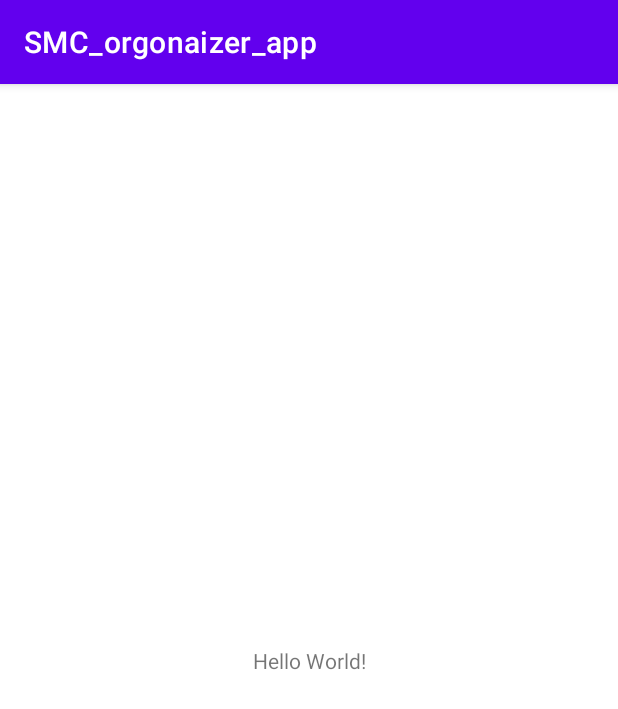
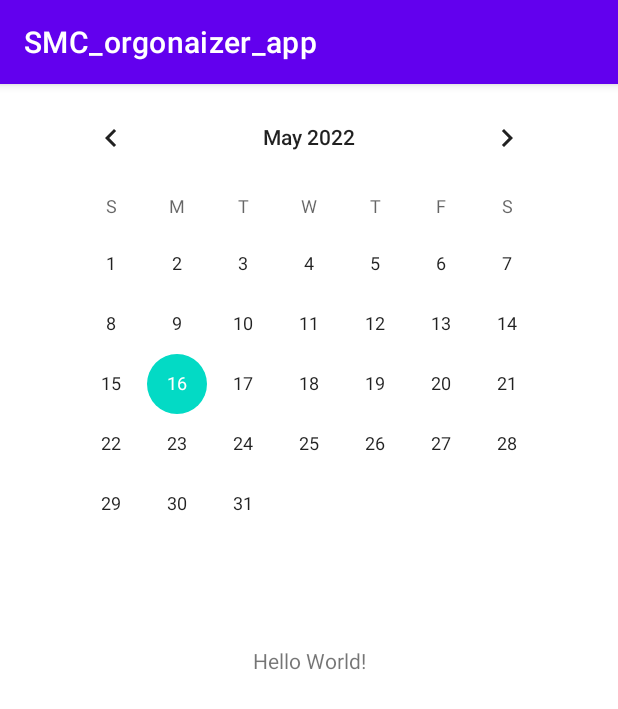
Before and after one commit to DimaSHMEL/SMC_orgonaizer_app, an Android app: the screen it shows after launch (MainActivity), on a phone screen of 412 x 824 dp. Shown: the top 709 px of the screen. Run offline under Robolectric (Android 15) with nearby library versions, the phone set to English and light mode, and no system bars.

Commit message:
icons and soome change

```diff
--- a/SMC_orgonaizer_app/app/src/main/res/layout/activity_main.xml
+++ b/SMC_orgonaizer_app/app/src/main/res/layout/activity_main.xml
@@ -15,4 +15,14 @@
         app:layout_constraintRight_toRightOf="parent"
         app:layout_constraintTop_toTopOf="parent" />
 
+    <CalendarView
+        android:id="@+id/calendarView"
+        android:layout_width="wrap_content"
+        android:layout_height="wrap_content"
+        android:layout_marginTop="2dp"
+        android:clickable="false"
+        app:layout_constraintEnd_toEndOf="parent"
+        app:layout_constraintStart_toStartOf="parent"
+        app:layout_constraintTop_toTopOf="parent" />
+
 </androidx.constraintlayout.widget.ConstraintLayout>
```
Also changed, not shown: 9 other files.
